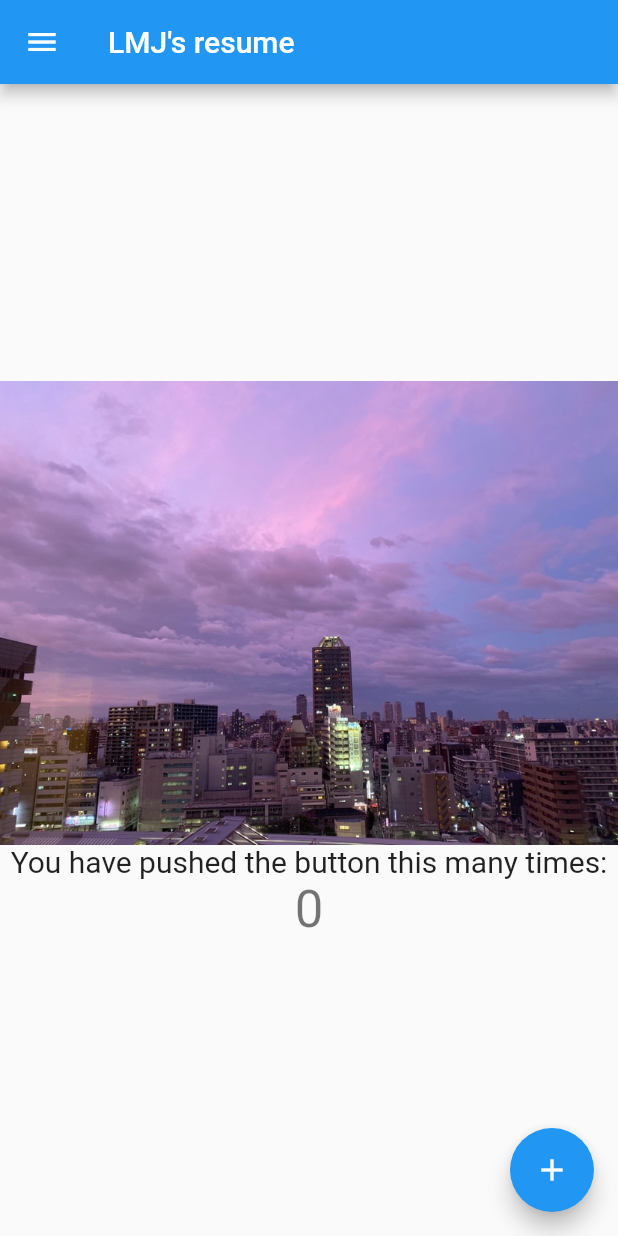
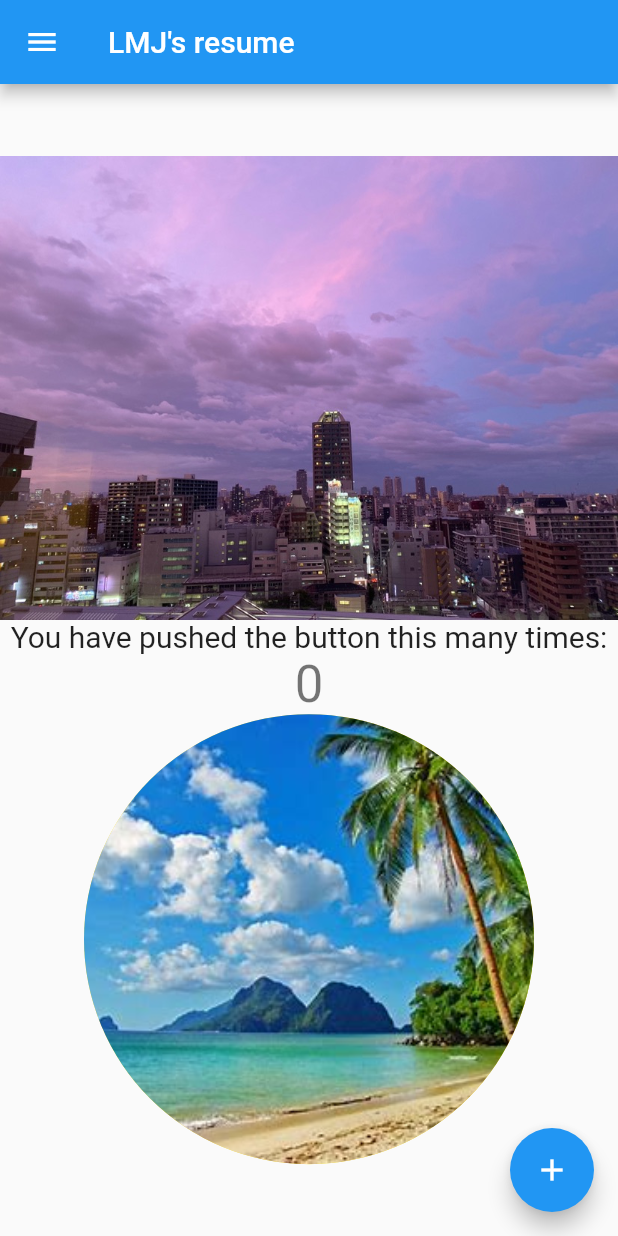
Before and after one commit to lumeijin/dadada, a Flutter app: the screen it shows after launch, on a phone screen of 412 x 824 dp. Run offline on Flutter 3.47's test engine with Material 2 defaults, Android fonts, the phone set to English and light mode, and no system bars.

Commit message:
append some pictures

```diff
--- a/lib/main.dart
+++ b/lib/main.dart
@@ -95,18 +95,32 @@ class _MyHomePageState extends State<MyHomePage> {
           // horizontal).
           mainAxisAlignment: MainAxisAlignment.center,
           children: <Widget>[
-            Image.asset('images/pic1.jpg',
-            fit: BoxFit.cover,),
+            Image.asset(
+              'images/pic1.jpg',
+              fit: BoxFit.cover,
+            ),
             const Text(
               'You have pushed the button this many times:',
               style: TextStyle(
                 fontSize: 20.0,
               ),
-              textAlign:TextAlign.center,
+              textAlign: TextAlign.center,
             ),
             Text(
               '$_counter',
               style: Theme.of(context).textTheme.headline4,
+            ),
+            Container(
+              width: 300.0,
+              height: 300.0,
+              decoration: BoxDecoration(
+                color: Colors.yellow,
+                borderRadius: BorderRadius.circular(150),
+                image: const DecorationImage(
+                    image: AssetImage(
+                        'images/pic5.jpg'),
+                    fit: BoxFit.cover),
+              ),
             ),
           ],
         ),
@@ -132,7 +146,7 @@ class _MyHomePageState extends State<MyHomePage> {
                 color: Colors.blue,
                 image: DecorationImage(
                     image: NetworkImage(
-                        "https://www.yulumi.cn/gl/uploads/allimg/201128/1622554M7-0.jpg")),
+                        "https://img.zcool.cn/community/pic3.jpg")),
               ),
             ),
             ListTile(
--- a/pubspec.yaml
+++ b/pubspec.yaml
@@ -61,6 +61,11 @@ flutter:
   assets:
      - images/pic1.jpg
      - images/pic2.jpg
+     - images/pic3.jpg
+     - images/pic4.jpg
+     - images/pic5.jpg
+     - images/pic6.jpg
+     - images/pic7.jpg
 
   # An image asset can refer to one or more resolution-specific "variants", see
   # https://flutter.dev/assets-and-images/#resolution-aware.
```
Also changed, not shown: images/pic3.jpg (added), images/pic4.jpg (added), images/pic5.jpg (added), images/pic6.jpg (added), images/pic7.jpg (added).
